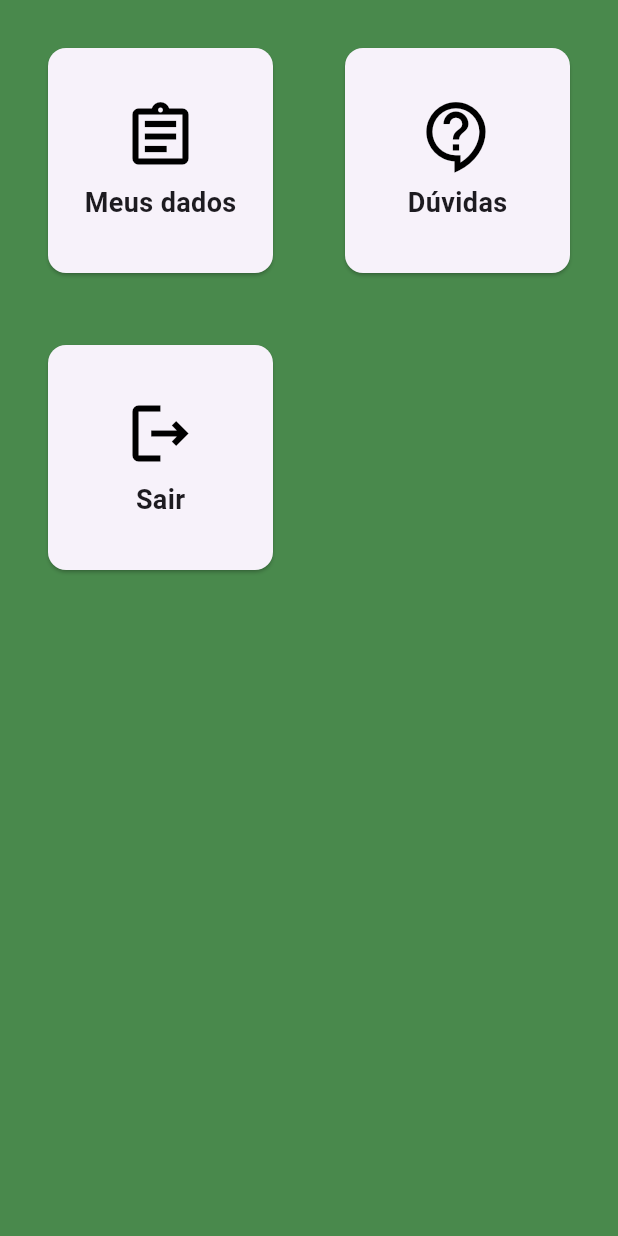
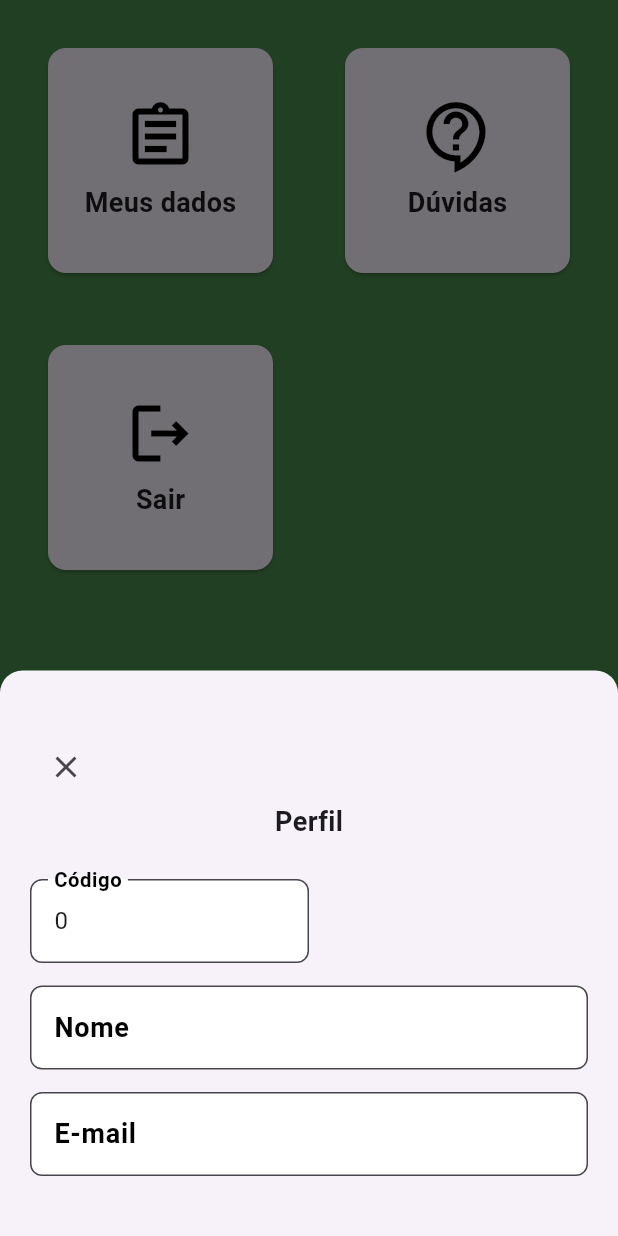
Before and after one commit to Guilherme-Yeager/merchandising_app, a Flutter app: the MenuScreen screen opened by its route, after a tap on "Meus dados", on a phone screen of 412 x 824 dp. Run offline on Flutter 3.47's test engine with Material 3 defaults, Android fonts, the light colour scheme and no system bars; our stand-ins replace animated_notch_bottom_bar, device_preview, logger, quickalert, recase, supabase_flutter; missing offline and left inert: validatorless; accounts and stored records are empty; network calls fail.

Commit message:
feat(perfil): adicionado exibição dos detalhes do usuário logado.

```diff
--- a/Codigo/lib/routing/routes.dart
+++ b/Codigo/lib/routing/routes.dart
@@ -1,7 +1,6 @@
 import 'package:flutter/material.dart';
 import 'package:merchandising_app/ui/auth/login/widgets/login_screen.dart';
 import 'package:merchandising_app/ui/menu/widgets/menu_screen.dart';
-import 'package:merchandising_app/ui/menu/widgets/perfil_screen.dart';
 import 'package:merchandising_app/ui/home/widgets/home_screen.dart';
 import 'package:merchandising_app/ui/cliente/widgets/cliente_screen.dart';
 import 'package:merchandising_app/ui/produto/widgets/produto_screen.dart';
@@ -23,7 +22,6 @@ abstract class Routes {
       home: (context) => HomeScreen(),
       menu: (context) => MenuScreen(),
       cliente: (context) => ClienteScreen(),
-      perfil: (context) => PerfilScreen(),
       produto: (context) => ProdutoScreen(),
     };
   }
--- a/Codigo/lib/ui/core/ui/show_modal_custom.dart
+++ b/Codigo/lib/ui/core/ui/show_modal_custom.dart
@@ -1,9 +1,10 @@
 import 'package:flutter/material.dart';
 import 'package:merchandising_app/domain/models/cliente/cliente_model.dart';
+import 'package:merchandising_app/domain/models/user/user_model.dart';
 import 'package:merchandising_app/ui/core/ui/text_form_field_custom.dart';
 
 abstract class ShowModalCustom {
-  /// Exbie um `showModalBottomSheet` com informações do cliente
+  /// Exbie um `showModalBottomSheet` com informações do cliente.
   ///
   /// - [context] contexto fornecido.
   /// - [cliente] modelo do cliente para exibição dos detalhes.
@@ -98,4 +99,73 @@ abstract class ShowModalCustom {
       },
     );
   }
+
+  /// Exbie um `showModalBottomSheet` com informações do usuário logado.
+  ///
+  /// - [context] contexto fornecido.
+  /// - [userModel] modelo do usuário para exibição dos detalhes.
+  static Future<void> mostrarDetalhesUsuario(
+    BuildContext context,
+    UserModel userModel,
+  ) async {
+    await showModalBottomSheet(
+      context: context,
+      shape: const RoundedRectangleBorder(
+        borderRadius: BorderRadius.vertical(top: Radius.circular(15)),
+      ),
+      builder: (BuildContext context) {
+        return SafeArea(
+          child: Padding(
+            padding: const EdgeInsets.symmetric(
+              horizontal: 20.0,
+              vertical: 25.0,
+            ),
+            child: ScrollbarTheme(
+              data: ScrollbarThemeData(crossAxisMargin: -10.0),
+              child: SingleChildScrollView(
+                child: Column(
+                  crossAxisAlignment: CrossAxisAlignment.start,
+                  children: [
+                    const SizedBox(height: 15),
+                    IconButton(
+                      onPressed: () => Navigator.of(context).pop(),
+                      icon: Icon(Icons.close_outlined),
+                    ),
+                    Center(
+                      child: Text(
+                        "Perfil",
+                        style: TextStyle(
+                          fontSize: 18,
+                          fontWeight: FontWeight.bold,
+                        ),
+                      ),
+                    ),
+                    const SizedBox(height: 25),
+                    FractionallySizedBox(
+                      widthFactor: 0.5,
+                      child: TextFormFieldCustom.buildTextFormField(
+                        initialValue: userModel.codusur.toString(),
+                        labelText: "Código",
+                      ),
+                    ),
+                    const SizedBox(height: 15),
+                    TextFormFieldCustom.buildTextFormField(
+                      initialValue: userModel.nome,
+                      labelText: "Nome",
+                    ),
+                    const SizedBox(height: 15),
+                    TextFormFieldCustom.buildTextFormField(
+                      initialValue: userModel.email,
+                      labelText: "E-mail",
+                    ),
+                    const SizedBox(height: 15),
+                  ],
+                ),
+              ),
+            ),
+          ),
+        );
+      },
+    );
+  }
 }
--- a/Codigo/lib/ui/menu/widgets/menu_screen.dart
+++ b/Codigo/lib/ui/menu/widgets/menu_screen.dart
@@ -1,8 +1,12 @@
 import 'package:flutter/material.dart';
 import 'package:merchandising_app/config/supabase/supabase_config.dart';
+import 'package:merchandising_app/ui/auth/login/view_models/login_viewmodel.dart';
 import 'package:merchandising_app/ui/auth/logout/widgets/logout_screen.dart';
 import 'package:merchandising_app/ui/core/logger/app_logger.dart';
 import 'package:merchandising_app/ui/core/themes/app_colors.dart';
+import 'package:merchandising_app/ui/core/ui/dialog_custom.dart';
+import 'package:merchandising_app/ui/core/ui/show_modal_custom.dart';
+import 'package:provider/provider.dart';
 
 class MenuScreen extends StatefulWidget {
   const MenuScreen({super.key});
@@ -14,8 +18,14 @@ class MenuScreen extends StatefulWidget {
 class _MenuScreenState extends State<MenuScreen> {
   @override
   Widget build(BuildContext context) {
+    /// ViewModels
+    final LoginViewModel loginViewModel = Provider.of<LoginViewModel>(
+      context,
+      listen: false,
+    );
+
     // Cards
-    final List<InkWell> cards = _getInkWells();
+    final List<InkWell> cards = _getInkWells(loginViewModel);
 
     return Scaffold(
       backgroundColor: AppColors.mainColor,
@@ -35,11 +45,18 @@ class _MenuScreenState extends State<MenuScreen> {
     );
   }
 
-  /// Retorna uma lista de `InkWell` que são `Cards` clicáveis que representam as opções do menu.
-  List<InkWell> _getInkWells() {
+  /// Retorna uma lista de `InkWell` que são `Cards` clicáveis que representam
+  /// as opções do menu.
+  ///
+  /// - [loginViewModel] é  ViewModel de login
+  List<InkWell> _getInkWells(LoginViewModel loginViewModel) {
     return [
       InkWell(
         onTap: () {
+          ShowModalCustom.mostrarDetalhesUsuario(
+            context,
+            loginViewModel.userModel!,
+          );
           AppLogger.instance.i("Opcão 'Meus dados' selecionada.");
         },
         child: Card(
--- a/Codigo/lib/ui/menu/widgets/perfil_screen.dart
+++ /dev/null
@@ -1,22 +0,0 @@
-import 'package:flutter/material.dart';
-
-class PerfilScreen extends StatefulWidget {
-  const PerfilScreen({super.key});
-
-  @override
-  State<PerfilScreen> createState() => _PerfilScreenState();
-}
-
-class _PerfilScreenState extends State<PerfilScreen> {
-  @override
-  Widget build(BuildContext context) {
-    return Scaffold(
-      body: Center(
-        child: Text(
-          "Tela de Perfil",
-          style: TextStyle(fontSize: 24, fontWeight: FontWeight.bold),
-        ),
-      ),
-    );
-  }
-}
```
